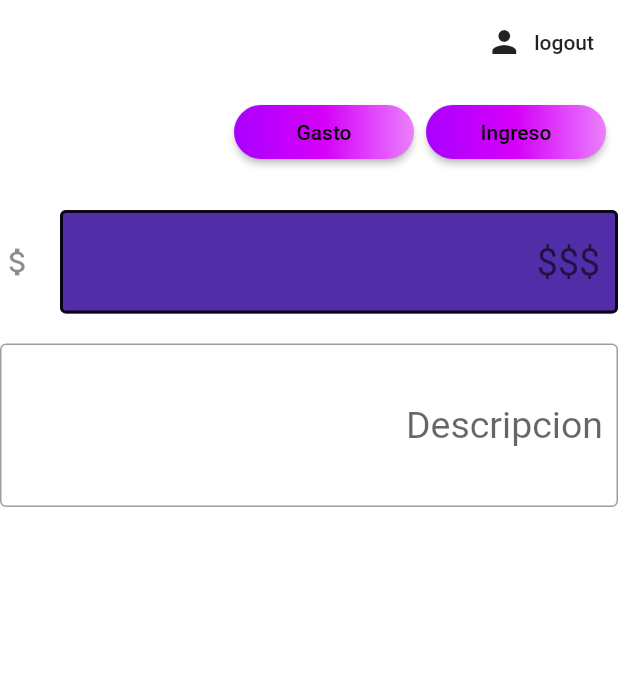
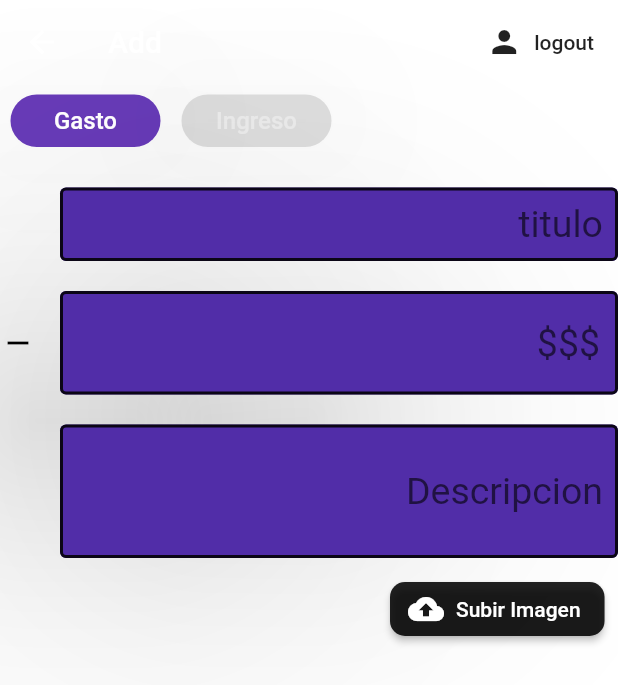
Before and after one commit to Jacttis/billetera_virtual, a Flutter app: the Agregar screen opened directly, on a phone screen of 412 x 824 dp. Shown: the top 685 px of the screen. Run offline on Flutter 3.47's test engine with Material 2 defaults, Android fonts, the light colour scheme and no system bars; drawn by our look-alikes of custom_radio_grouped_button; our stand-ins replace cloud_firestore, curved_navigation_bar, firebase_auth, flutter_spinkit, image_picker; accounts and stored records are empty.

Commit message:
Pagina agregar

```diff
--- /dev/null
+++ b/lib/screens/Home/Pages/Add/AgregarView.dart
@@ -0,0 +1,132 @@
+import 'package:billetera_virtual/services/auth.dart';
+import 'package:billetera_virtual/shared/constans.dart';
+import 'package:flutter/cupertino.dart';
+import 'package:flutter/material.dart';
+import 'package:custom_radio_grouped_button/custom_radio_grouped_button.dart';
+import 'package:image_picker/image_picker.dart';
+import 'dart:io';
+import 'TextoModificado.dart';
+
+
+class AgregarView extends StatefulWidget {
+  @override
+  _AgregarViewState createState() => _AgregarViewState();
+}
+
+class _AgregarViewState extends State<AgregarView> {
+
+  String valor='GASTO';
+  TextFormField textoEntrada=entradaCantidadNegative;
+  File image;
+
+
+  @override
+  Widget build(BuildContext context) {
+    return Container(
+      child: ListView(
+        children: <Widget>[
+          CustomRadioButton(
+            elevation: 100,
+            unSelectedColor: Colors.black12,
+            buttonLables: [
+              'Gasto',
+              'Ingreso',
+            ],
+            customShape:RoundedRectangleBorder(borderRadius: BorderRadius.circular(80.0)),
+            enableShape: true,
+            defaultSelected: 'GASTO',
+            buttonValues: [
+              'GASTO',
+              'INGRESO',
+            ],
+            buttonTextStyle: ButtonTextStyle(
+                selectedColor: Colors.white,
+                unSelectedColor: Colors.white38,
+                textStyle: TextStyle(fontSize: 16)),
+            radioButtonValue: (value) {
+              setState(() {
+                if(value =='GASTO'){
+                  textoEntrada=entradaCantidadNegative;
+                }
+                else{
+                  textoEntrada=entradaCantidadPositiva;
+                }
+              });
+            },
+            selectedColor:Colors.deepPurple[500],
+          ),
+          SizedBox(height: 20.0,),
+          Container(
+            margin: EdgeInsets.only(left: 40),
+            child: TextFormField(
+              style: TextStyle(
+                fontSize: 25,
+              ),
+              decoration: InputDecoration(
+                fillColor: Colors.deepPurple[700],
+                filled: true,
+                enabledBorder: OutlineInputBorder(
+                  borderSide: BorderSide(color: Colors.black87, width: 2.0),
+                ),
+                focusedBorder: OutlineInputBorder(
+                  borderSide: BorderSide(color: Colors.white70, width: 2.0),
+                ),
+                hintText: 'titulo',
+                contentPadding: new EdgeInsets.symmetric(vertical: 10.0, horizontal: 10.0),
+                border: OutlineInputBorder(borderSide: new BorderSide(color: Colors.black)),
+                isDense: true,
+              ),
+              textAlign: TextAlign.right,
+            ),
+          ),
+          SizedBox(height: 20.0,),
+          textoEntrada,
+          SizedBox(height: 20.0,),
+
+          Container(
+            margin: EdgeInsets.only(left: 40),
+            child: TextFormField(
+              style: TextStyle(
+                fontSize: 25,
+              ),
+              decoration: InputDecoration(
+                fillColor: Colors.deepPurple[700],
+                filled: true,
+                enabledBorder: OutlineInputBorder(
+                  borderSide: BorderSide(color: Colors.black87, width: 2.0),
+                ),
+                focusedBorder: OutlineInputBorder(
+                  borderSide: BorderSide(color: Colors.white70, width: 2.0),
+                ),
+                  hintText: 'Descripcion',
+                  contentPadding: new EdgeInsets.symmetric(vertical: 30.0, horizontal: 10.0),
+                  border: OutlineInputBorder(borderSide: new BorderSide(color: Colors.black)),
+                  isDense: true,
+              ),
+              textAlign: TextAlign.right,
+            ),
+          ),
+          SizedBox(height:10.0),
+          Row(
+            children: [
+              SizedBox(width: 260,),
+              RaisedButton.icon(
+                textColor: Colors.white,
+                color: Colors.black87,
+                label: Text('Subir Imagen'),
+                onPressed: (){},
+                icon: Icon(Icons.cloud_upload),
+                shape: RoundedRectangleBorder(
+                    borderRadius: BorderRadius.all(Radius.circular(10.0))),
+
+
+              ),
+            ],
+          )
+
+        ],
+
+      ),
+    );
+  }
+}
--- a/lib/screens/Home/Pages/Add/agregar.dart
+++ b/lib/screens/Home/Pages/Add/agregar.dart
@@ -1,5 +1,6 @@
 import 'file:///D:/ProyectoDart/billetera_virtual/lib/screens/Home/Pages/Add/TextoModificado.dart';
 import 'package:billetera_virtual/models/User.dart';
+import 'package:billetera_virtual/screens/Home/Pages/Add/AgregarView.dart';
 import 'package:billetera_virtual/services/auth.dart';
 import 'package:billetera_virtual/services/database.dart';
 import 'package:billetera_virtual/shared/constans.dart';
@@ -13,21 +14,13 @@ class Agregar extends StatefulWidget {
 }
 
 class _AgregarState extends State<Agregar> {
+
   final AuthService _auth = AuthService();
-  static LinearGradient myGradient =LinearGradient(colors: [Colors.purpleAccent[700],Colors.purpleAccent[400],Colors.purpleAccent[100]]
-
-
-  );
-
-  GlobalKey _textNumber = GlobalKey();
-
-  final _controller=TextEditingController();
-  InputDecoration _toggle=textInputDecoration.copyWith(hintText:'\$\$\$',fillColor: Colors.deepPurple[700], icon: Icon(Icons.attach_money),);
-
   @override
   Widget build(BuildContext context) {
     final user = Provider.of<User>(context);
     return  Scaffold(
+      resizeToAvoidBottomInset: false,
       backgroundColor: Colors.transparent,
       appBar: AppBar(
         title: Text('Add'),
@@ -43,89 +36,7 @@ class _AgregarState extends State<Agregar> {
               label: Text('logout'))
         ],
       ),
-      body: Container(
-        child: Column(
-          children: <Widget>[
-            ButtonBar(
-
-              children: [
-              RaisedButton(
-                  onPressed: () {
-                    setState(() {
-                      _toggle=TextoModificado().devolverNegativo();
-                    });
-                  },
-              shape: RoundedRectangleBorder(borderRadius: BorderRadius.circular(80.0)),
-              padding: const EdgeInsets.all(0.0),
-              child: Ink(
-                decoration:  BoxDecoration(
-                  gradient: myGradient,
-                  borderRadius: BorderRadius.all(Radius.circular(80.0)),
-                ),
-                child: Container(
-                  constraints: const BoxConstraints(minWidth: 120.0, minHeight: 36.0), // min sizes for Material buttons
-                  alignment: Alignment.center,
-                  child: const Text(
-                    'Gasto',
-                    textAlign: TextAlign.center,
-                  ),
-                ),
-              ),
-              ),
-                RaisedButton(
-                  onPressed: () {
-                    setState(() {
-                      _toggle=TextoModificado().devolverPositivo();
-                    });
-                  },
-                  shape: RoundedRectangleBorder(borderRadius: BorderRadius.circular(80.0)),
-                  padding: const EdgeInsets.all(0.0),
-                  child: Ink(
-                    decoration:  BoxDecoration(
-                      gradient: myGradient,
-                      borderRadius: BorderRadius.all(Radius.circular(80.0)),
-                    ),
-                    child: Container(
-                      constraints: const BoxConstraints(minWidth: 120.0, minHeight: 36.0), // min sizes for Material buttons
-                      alignment: Alignment.center,
-                      child: const Text(
-                        'Ingreso',
-                        textAlign: TextAlign.center,
-                      ),
-                    ),
-                  ),
-                ),
-
-              ],
-            ),
-            SizedBox(height: 20.0,),
-            TextFormField(
-              key: _textNumber,
-              keyboardType: TextInputType.number,
-              style: TextStyle(
-                fontSize: 25,
-              ),
-              decoration: _toggle,
-              textAlign: TextAlign.right,
-              controller: _controller,
-            ),
-            SizedBox(height: 20.0,),
-            TextFormField(
-              style: TextStyle(
-                fontSize: 25,
-              ),
-              decoration: InputDecoration(
-                hintText: 'Descripcion',
-                contentPadding: new EdgeInsets.symmetric(vertical: 40.0, horizontal: 10.0),
-                border: OutlineInputBorder(borderSide: new BorderSide(color: Colors.teal))
-              ),
-              textAlign: TextAlign.right,
-            )
-
-          ],
-
-        ),
-      ),
+      body:AgregarView(),
     );
 
 
--- a/lib/shared/constans.dart
+++ b/lib/shared/constans.dart
@@ -12,6 +12,27 @@ const textInputDecoration = InputDecoration(
   ),
 );
 
+TextFormField entradaCantidadPositiva= TextFormField(
+
+  keyboardType: TextInputType.number,
+  style: TextStyle(
+    fontSize: 25,
+
+
+  ),
+  decoration: textInputDecoration.copyWith(hintText:'\$\$\$',fillColor: Colors.deepPurple[700], icon: Icon(Icons.add,color: Colors.black,)),
+  textAlign: TextAlign.right,
+);
+
+TextFormField entradaCantidadNegative= TextFormField(
+
+  keyboardType: TextInputType.number,
+  style: TextStyle(
+    fontSize: 25,
+  ),
+  decoration: textInputDecoration.copyWith(hintText:'\$\$\$',fillColor: Colors.deepPurple[700], icon: Icon(Icons.remove,color: Colors.black,),),
+  textAlign: TextAlign.right,
+);
 /*const gradiente = BoxDecoration(
   gradient: LinearGradient(
       begin: Alignment.topCenter,
--- a/pubspec.yaml
+++ b/pubspec.yaml
@@ -35,6 +35,7 @@ dependencies:
   curved_navigation_bar: ^0.3.3
   firebase_storage: ^3.1.5
   image_picker: ^0.6.7+7
+  custom_radio_grouped_button: ^1.0.5
 
 dev_dependencies:
   flutter_test:
```
Also changed, not shown: 1 other file.
